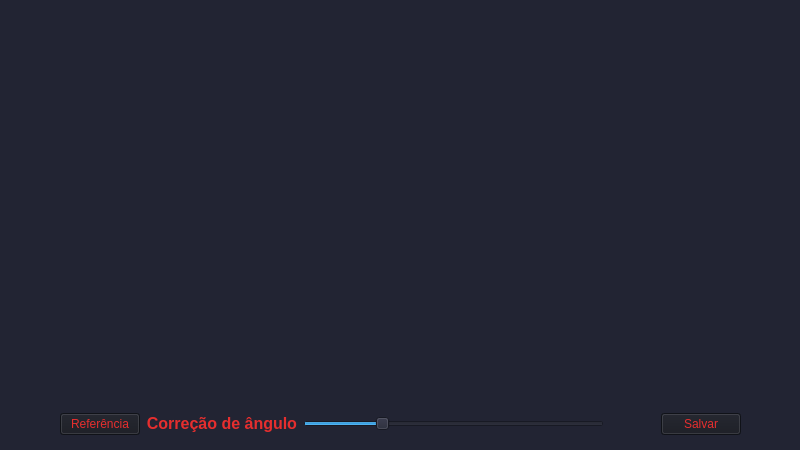
Red-Dragons-UFSCar/red-visao, file reddragons/interface/ui_files/centros.ui: the form before one commit.
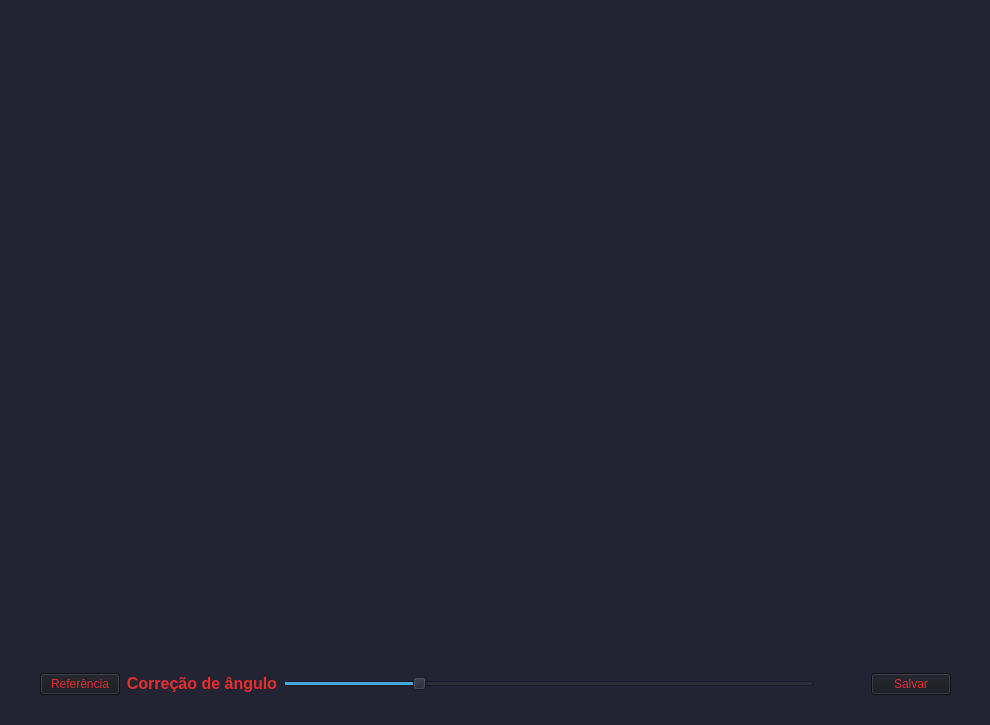
The form after the commit.

What changed in the file:
```diff
--- a/reddragons/interface/ui_files/centros.ui
+++ b/reddragons/interface/ui_files/centros.ui
@@ -6,20 +6,20 @@
    <rect>
     <x>0</x>
     <y>0</y>
-    <width>800</width>
-    <height>450</height>
+    <width>990</width>
+    <height>725</height>
    </rect>
   </property>
   <property name="minimumSize">
    <size>
-    <width>800</width>
-    <height>450</height>
+    <width>990</width>
+    <height>725</height>
    </size>
   </property>
   <property name="maximumSize">
    <size>
-    <width>800</width>
-    <height>450</height>
+    <width>990</width>
+    <height>725</height>
    </size>
   </property>
   <property name="windowTitle">
@@ -32,10 +32,10 @@
    <widget class="QLabel" name="QT_Imagem">
     <property name="geometry">
      <rect>
-      <x>150</x>
-      <y>10</y>
-      <width>512</width>
-      <height>384</height>
+      <x>110</x>
+      <y>50</y>
+      <width>768</width>
+      <height>576</height>
      </rect>
     </property>
     <property name="styleSheet">
@@ -48,9 +48,9 @@
    <widget class="QWidget" name="layoutWidget">
     <property name="geometry">
      <rect>
-      <x>60</x>
-      <y>400</y>
-      <width>681</width>
+      <x>40</x>
+      <y>660</y>
+      <width>911</width>
       <height>48</height>
      </rect>
     </property>
```
